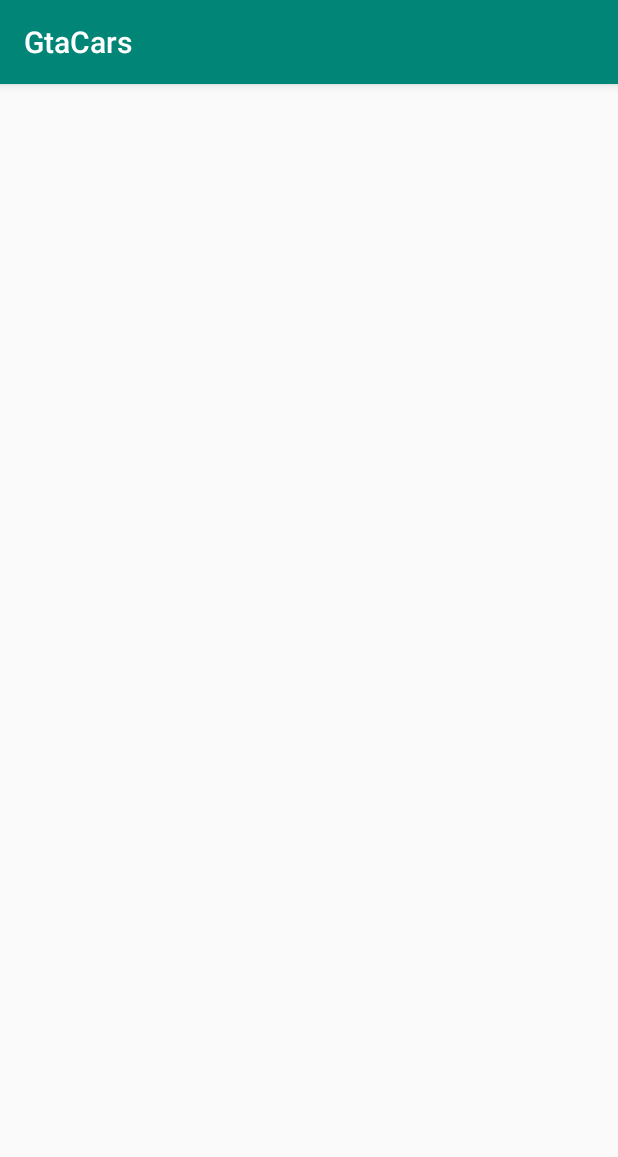
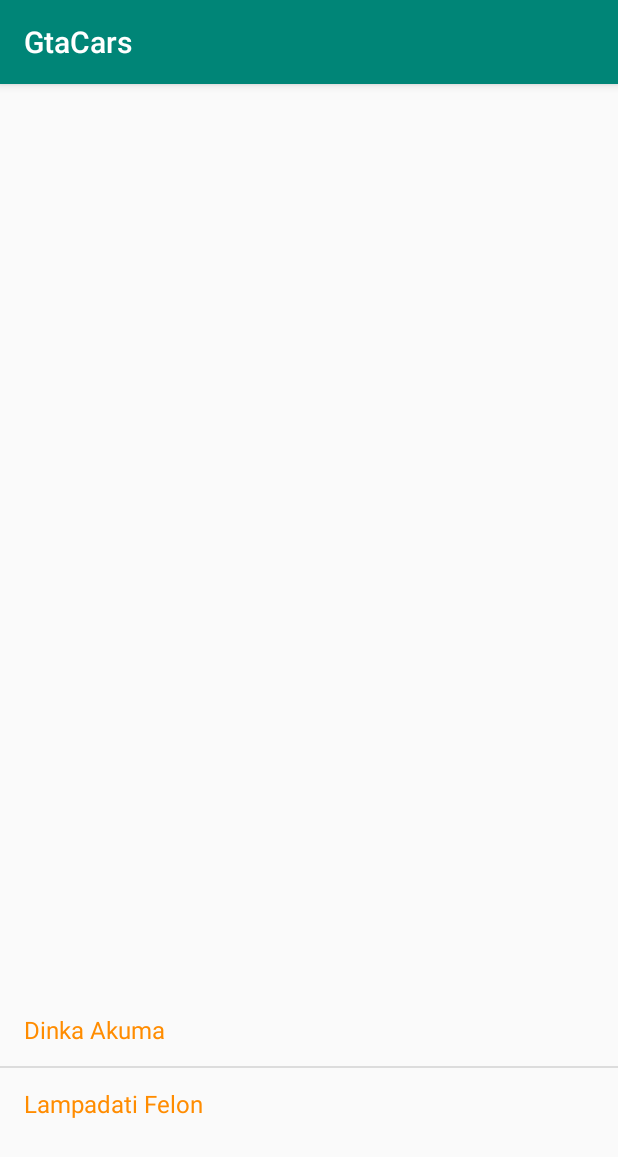
Before and after one commit to EvgenyTyurin/GtaCars, an Android app: the CarListActivity screen opened directly, with no data from a screen before it, on a phone screen of 412 x 824 dp. Shown: the top 1157 px of the screen. Run offline under Robolectric (Android 15) with nearby library versions, the phone set to English and light mode, and no system bars.

Commit message:
car 1 selection

```diff
--- a/app/src/main/java/evgenyt/gtacars/CarListActivity.java
+++ b/app/src/main/java/evgenyt/gtacars/CarListActivity.java
@@ -1,16 +1,45 @@
 package evgenyt.gtacars;
 
+import android.content.Intent;
 import android.os.Bundle;
+import android.view.View;
+import android.widget.AdapterView;
+import android.widget.ArrayAdapter;
+import android.widget.ListAdapter;
+import android.widget.ListView;
 
 import androidx.annotation.Nullable;
 import androidx.appcompat.app.AppCompatActivity;
+import java.util.List;
 
 public class CarListActivity extends AppCompatActivity {
+
+    private static final String EXTRA_CAR_SELECTED = "gtacars.car_selected";
 
     @Override
     protected void onCreate(@Nullable Bundle savedInstanceState) {
         super.onCreate(savedInstanceState);
         setContentView(R.layout.activity_carlist);
+        List<String> carList =
+                ResourcesLoader.getInstance().getStringArray("car_list");
+        final ListAdapter arrayAdapter = new ArrayAdapter<>(this,
+                R.layout.list_item, carList);
+        ListView carListView = findViewById(R.id.car_list);
+        carListView.setAdapter(arrayAdapter);
+        carListView.setOnItemClickListener(new AdapterView.OnItemClickListener() {
+            @Override
+            public void onItemClick(AdapterView<?> parent, View view, int position, long id) {
+                Intent intent = new Intent();
+                setResult(RESULT_OK, intent);
+                intent.putExtra(EXTRA_CAR_SELECTED,
+                        String.valueOf(arrayAdapter.getItem(position)));
+                finish();
+            }
+        });
+    }
+
+    static String getSelectedCar(Intent intent) {
+        return intent.getStringExtra(EXTRA_CAR_SELECTED);
     }
 
 }
--- a/app/src/main/res/layout/activity_carlist.xml
+++ b/app/src/main/res/layout/activity_carlist.xml
@@ -3,6 +3,14 @@
     xmlns:tools="http://schemas.android.com/tools"
     android:layout_width="match_parent"
     android:layout_height="match_parent"
-    tools:context=".MainActivity">
+    xmlns:app="http://schemas.android.com/apk/res-auto"
+    tools:context=".CarListActivity">
+
+    <ListView
+        android:id="@+id/car_list"
+        android:layout_width="match_parent"
+        android:layout_height="0dp"
+        android:layout_marginBottom="64dp"
+        app:layout_constraintBottom_toBottomOf="parent" />
 
 </androidx.constraintlayout.widget.ConstraintLayout>
--- /dev/null
+++ b/app/src/main/res/layout/list_item.xml
@@ -0,0 +1,12 @@
+<?xml version="1.0" encoding="utf-8"?>
+<TextView xmlns:android="http://schemas.android.com/apk/res/android"
+    android:id="@android:id/text1"
+    android:layout_width="match_parent"
+    android:layout_height="wrap_content"
+    android:textAppearance="?android:attr/textAppearanceListItemSmall"
+    android:gravity="center_vertical"
+    android:paddingStart="?android:attr/listPreferredItemPaddingStart"
+    android:paddingEnd="?android:attr/listPreferredItemPaddingEnd"
+    android:minHeight="?android:attr/listPreferredItemHeightSmall"
+    android:textColor="#FF8C00"
+    />
--- a/app/src/main/res/values/strings.xml
+++ b/app/src/main/res/values/strings.xml
@@ -1,6 +1,6 @@
 <resources>
     <string name="app_name">GtaCars</string>
-    <string-array name='cars'>
+    <string-array name='car_list'>
         <item>Dinka Akuma</item>
         <item>Lampadati Felon</item>
     </string-array>
```
Also changed, not shown: app/src/main/java/evgenyt/gtacars/MainActivity.java (+20 -1 lines), app/src/main/java/evgenyt/gtacars/ResourcesLoader.java (+10 -5 lines), app/src/main/res/layout/activity_main.xml (+12 -1 lines).
